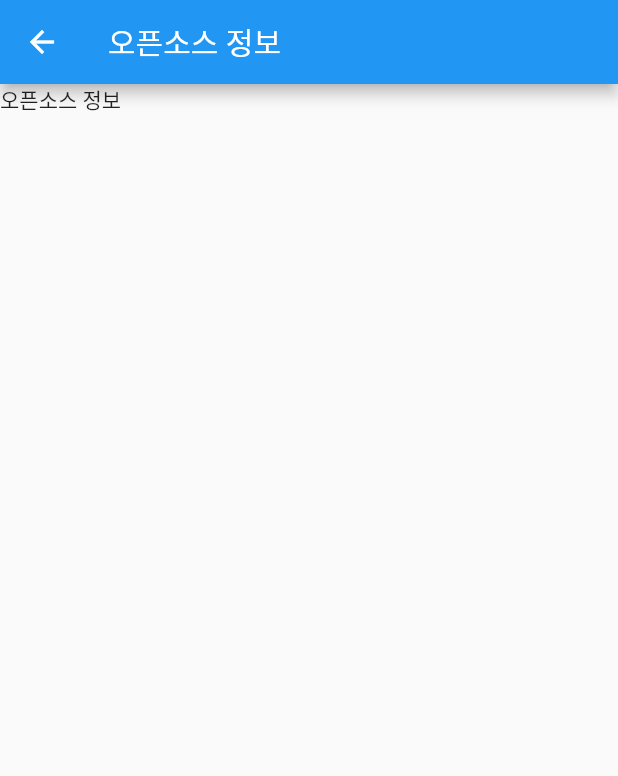
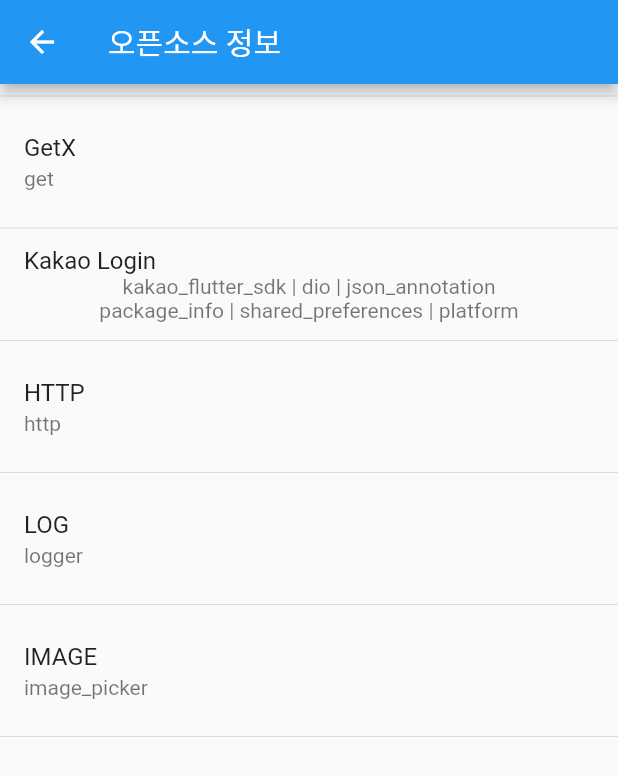
Before and after one commit to Raonshi/pocketrecipe_client, a Flutter app: the OpenSourceInfoPage screen opened directly, on a phone screen of 412 x 824 dp. Shown: the top 776 px of the screen. Run offline on Flutter 3.47's test engine with Material 2 defaults, Android fonts, the phone set to English and light mode, and no system bars; our stand-ins replace get, image_picker, logger, sprintf; missing offline and left inert: kakao_flutter_sdk; network calls fail.

```diff
--- a/lib/ui/pages/home.dart
+++ b/lib/ui/pages/home.dart
@@ -1,10 +1,8 @@
 import 'package:flutter/material.dart';
 import 'package:get/get.dart';
-import 'package:logger/logger.dart';
 import 'package:pocketrecipe_client/ui/pages/community/community_page.dart';
 import 'package:pocketrecipe_client/ui/pages/recipe_search/recipe_page.dart';
 import 'package:pocketrecipe_client/ui/pages/setting/setting_page.dart';
-import 'package:pocketrecipe_client/ui/widgets/recipe_item.dart';
 
 import '../../getx/controller.dart';
 
@@ -28,6 +26,7 @@ class _HomeWidgetState extends State<HomeWidget> {
   @override
   void initState() {
     controller.checkLogin();
+    controller.getRecipeByDatabase();
     super.initState();
   }
 
--- a/lib/ui/pages/setting/setting_page.dart
+++ b/lib/ui/pages/setting/setting_page.dart
@@ -83,7 +83,42 @@ class OpenSourceInfoPage extends StatelessWidget {
       appBar: AppBar(
         title: Text("오픈소스 정보"),
       ),
-      body: Text("오픈소스 정보"),
+      body: Column(
+        mainAxisAlignment: MainAxisAlignment.start,
+        children: [
+          Divider(),
+          ListTile(
+            title: Text("GetX"),
+            subtitle: Text("get"),
+          ),
+          Divider(),
+          ListTile(
+            title: Text("Kakao Login"),
+            subtitle: Column(
+              children: [
+                Text("kakao_flutter_sdk | dio | json_annotation", textAlign: TextAlign.left,),
+                Text("package_info | shared_preferences | platform", textAlign: TextAlign.left),
+              ]
+            )
+          ),
+          Divider(),
+          ListTile(
+            title: Text("HTTP"),
+            subtitle: Text("http"),
+          ),
+          Divider(),
+          ListTile(
+            title: Text("LOG"),
+            subtitle: Text("logger"),
+          ),
+          Divider(),
+          ListTile(
+            title: Text("IMAGE"),
+            subtitle: Text("image_picker"),
+          ),
+          Divider(),
+        ],
+      ),
     );
   }
 }
--- a/lib/ui/widgets/recipe_item.dart
+++ b/lib/ui/widgets/recipe_item.dart
@@ -10,6 +10,7 @@ class RecipeItem extends StatelessWidget {
   RecipeItem(this.recipe);
 
   Icon favorite = Icon(Icons.favorite_border_rounded);
+  final controller = Get.put(Controller());
 
   @override
   Widget build(BuildContext context) {
@@ -28,7 +29,7 @@ class RecipeItem extends StatelessWidget {
             flex: 4,
             child: InkWell(
               onTap: (){
-                Get.to(RecipePage(recipe));
+                Get.to(() => RecipePage(recipe));
               },
               child: Image.network("${recipe.recipeImg}"),
             ),
@@ -50,9 +51,11 @@ class RecipeItem extends StatelessWidget {
                   flex: 1,
                   child: IconButton(
                       onPressed: (){
+                        controller.onClickFavorite(recipe);
                       },
-                      icon: favorite),
-                )
+                      icon: favorite,
+                  ),
+                ),
               ],
             ),
           ),
```
Also changed, not shown: lib/getx/controller.dart (+14 -41 lines), lib/ui/pages/recipe_search/recipe_page.dart (+46 -12 lines), 1 other file.
